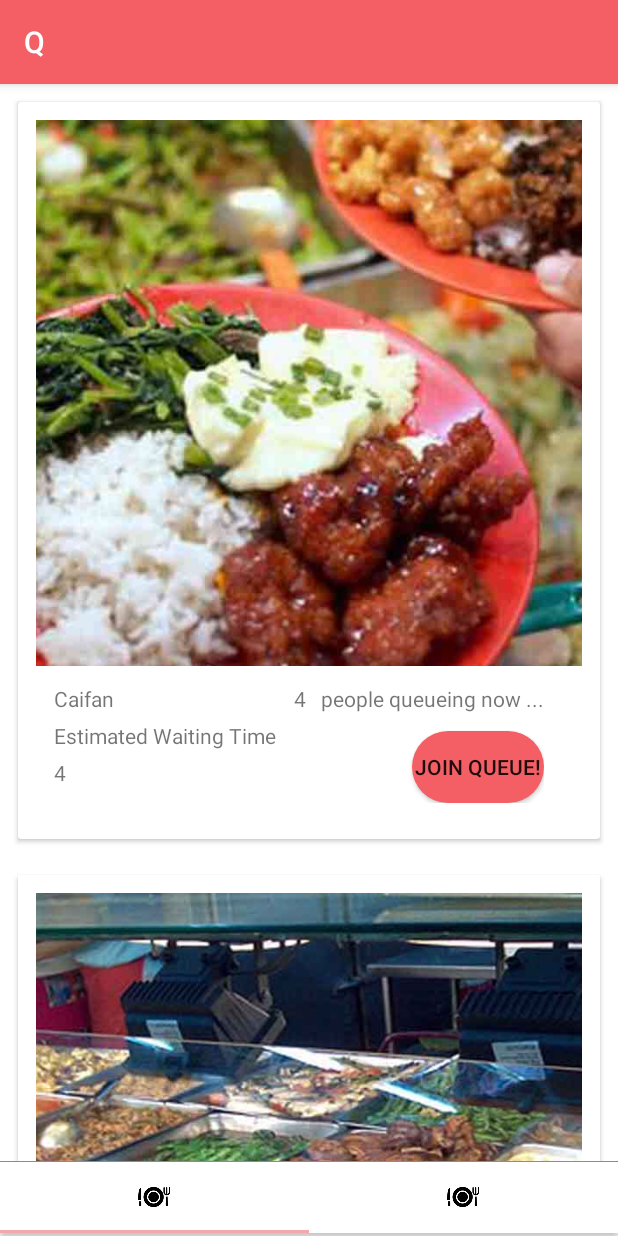
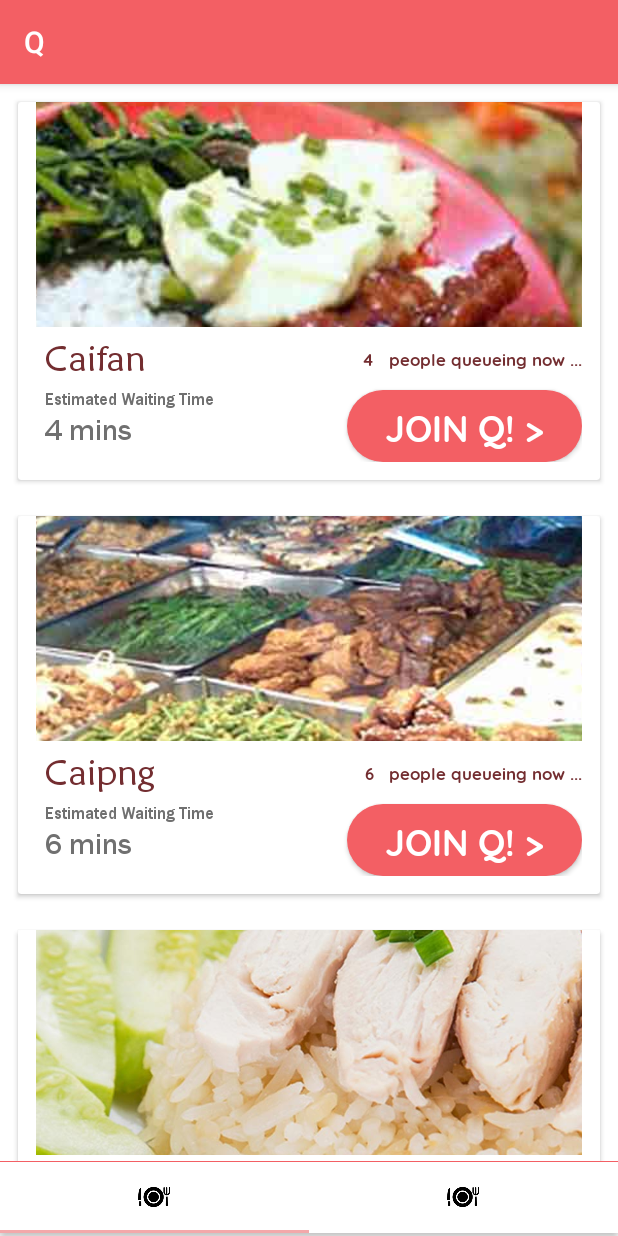
Before and after one commit to lyqht/Q, an Android app: the screen it shows after launch (Cust_MainActivity), on a phone screen of 412 x 824 dp. Run offline under Robolectric (Android 15) with nearby library versions, the phone set to English and light mode, and no system bars; pictures from the network do not load.

```diff
--- a/app/src/main/AndroidManifest.xml
+++ b/app/src/main/AndroidManifest.xml
@@ -52,11 +52,7 @@
 
         <activity android:name=".Cust_HelpPage" />
         <activity android:name=".Cust_AccInfoSettings" />
-        <activity android:name=".CustCurrentQueues" />
         <activity android:name=".TEMP_Cust_GettingStarted" />
-
-
-
 
         <!-- Merchant Activities -->
         <activity android:name=".TEMP_Merc_GettingStarted" />
--- a/app/src/main/res/layout/cust_list_item.xml
+++ b/app/src/main/res/layout/cust_list_item.xml
@@ -11,10 +11,12 @@
         android:layout_width="match_parent"
         android:layout_height="wrap_content"
         android:orientation="vertical"
-        android:padding="12dp">
+        android:paddingLeft="12dp"
+        android:paddingRight="12dp"
+        android:outlineAmbientShadowColor="@color/colorGrey">
         <ImageView
             android:layout_width="wrap_content"
-            android:layout_height="wrap_content"
+            android:layout_height="150dp"
             android:adjustViewBounds="true"
             android:scaleType="centerCrop"
             android:id="@+id/queueImage"/>
@@ -26,41 +28,58 @@
                 android:layout_width="match_parent"
                 android:layout_height="wrap_content"
                 android:orientation="vertical"
-                android:layout_margin="12dp">
+                android:layout_margin="6dp">
                 <TextView
                     android:layout_width="wrap_content"
                     android:layout_height="wrap_content"
                     android:id="@+id/queueName"
                     android:text="Queue Name"
-                    android:layout_marginBottom="5dp"/>
+                    android:layout_marginBottom="5dp"
+                    style="@style/card_outlet_name"/>
                 <TextView
                     android:layout_width="wrap_content"
                     android:layout_height="wrap_content"
                     android:id="@+id/queueWaitTimeHeader"
-                    android:text="Estimated Waiting Time"
-                    android:layout_marginBottom="5dp"/>
+                    android:text="@string/estimated_waiting_time"
+                    style="@style/card_estimated_time_header" />
+                <LinearLayout
+                    android:layout_width="match_parent"
+                    android:layout_height="wrap_content"
+                    android:orientation="horizontal">
                 <TextView
                     android:layout_width="wrap_content"
                     android:layout_height="wrap_content"
-                    android:text="0"
+                    android:text="24"
                     android:id="@+id/queueWaitTime"
+                    style="@style/card_estimated_time"
                     android:layout_marginBottom="5dp"/>
+                    <TextView
+                        android:id="@+id/minutes"
+                        android:layout_width="wrap_content"
+                        android:layout_height="wrap_content"
+                        android:text="mins"
+                        android:layout_marginLeft="4dp"
+                        style="@style/card_estimated_time" />
+                </LinearLayout>
             </LinearLayout>
-            <LinearLayout
+            <RelativeLayout
                 android:layout_width="match_parent"
                 android:layout_height="wrap_content"
                 android:orientation="vertical"
                 android:layout_marginTop="12dp"
                 android:layout_marginBottom="12dp">
                 <LinearLayout
+                    android:id="@+id/queueNumPeopleLayout"
                     android:layout_width="wrap_content"
                     android:layout_height="wrap_content"
                     android:orientation="horizontal"
+                    android:layout_alignParentRight="true"
                     android:layout_marginBottom="12dp">
                     <TextView
                         android:layout_width="wrap_content"
                         android:layout_height="wrap_content"
                         android:id="@+id/queueNumPeople"
+                        style="@style/queueing_now"
                         android:text="0"
                          />
                     <TextView
@@ -68,23 +87,23 @@
                         android:layout_height="wrap_content"
                         android:id="@+id/queueNumPeopleHeader"
                         android:text="@string/queueing"
+                        style="@style/queueing_now"
                         android:layout_marginLeft="10dp" />
                 </LinearLayout>
                 <Button
-                    android:id="@+id/button_join_queue"
                     android:layout_width="wrap_content"
                     android:layout_height="wrap_content"
                     android:background="@drawable/primary_float_button"
+                    android:paddingLeft="25dp"
+                    android:paddingRight="25dp"
                     android:layout_gravity="end"
-                    android:text="@string/join_queue_floating"
-                    />
-            </LinearLayout>
+                    android:layout_alignParentRight="true"
+                    android:layout_below="@id/queueNumPeopleLayout"
+                    android:text="Join Q! >"
+                    style="@style/recyclerJoinQ" />
+            </RelativeLayout>
 
         </LinearLayout>
-
-
-
-
     </LinearLayout>
 
 </android.support.v7.widget.CardView>
--- a/app/src/main/res/values/strings.xml
+++ b/app/src/main/res/values/strings.xml
@@ -43,7 +43,7 @@ Be it a quick bite to fill up that tummy during lunch, a chill down bar snack do
     <string name="skip_queue_formation">Skip Queue Formation</string>
 
     <!-- Strings related to queues -->
-    <string name="Food_and_Beverage">F n B</string>
+    <string name="Food_and_Beverage">F &#38; B</string>
     <string name="estimated_waiting_time">Estimated Waiting Time</string>
     <string name="queueing">people queueing now ...</string>
     <string name="queue_size_limit">Queue Size Limit</string>
--- a/app/src/main/res/values/styles.xml
+++ b/app/src/main/res/values/styles.xml
@@ -6,12 +6,12 @@
         <item name="colorPrimaryDark">@color/colorPrimaryDark</item>
         <item name="colorAccent">@color/colorAccent</item>
     </style>
+
     <!-- Toolbar Title style -->
     <style name="toolbar_title">
         <item name="android:textColor">@color/colorWhite</item>
         <item name="android:fontFamily">@font/maian</item>
         <item name="android:textSize">24dp</item>
-
     </style>
 
     <!-- Button Styles -->
@@ -30,11 +30,16 @@
         <item name="android:textColor">@color/colorWhite</item>
         <item name="android:fontFamily">@font/quicksand_regular</item>
     </style>
+    <style name="recyclerJoinQ">
+        <item name="android:textSize">24dp</item>
+        <item name="android:textColor">@color/colorWhite</item>
+        <item name="android:fontFamily">@font/quicksand_bold</item>
+    </style>
 
     <!-- Commonly used styles -->
     <style name="queueing_now">
-        <item name="android:textSize">16dp</item>
-        <item name="android:textColor">@color/colorGrey</item>
+        <item name="android:textSize">11dp</item>
+        <item name="android:textColor">@color/colorSecondaryDark</item>
         <item name="android:fontFamily">@font/quicksand_bold</item>
     </style>
 
@@ -53,10 +58,21 @@
     </style>
 
     <style name="card_outlet_name">
-        <item name="android:textSize">24sp</item>
-        <item name="android:textColor">@color/colorPrimary</item>
-        <item name="android:textStyle">italic</item>"
+        <item name="android:textSize">24dp</item>
+        <item name="android:textColor">@color/colorSecondaryDark</item>
+        <item name="android:fontFamily">@font/maian</item>
     </style>
+    <style name="card_estimated_time">
+        <item name="android:textSize">20dp</item>
+        <item name="android:textColor">@color/colorGrey</item>
+        <item name="android:fontFamily">@font/fran_regular</item>
+    </style>
+    <style name="card_estimated_time_header">
+        <item name="android:textSize">11dp</item>
+        <item name="android:textColor">@color/colorGrey</item>
+        <item name="android:fontFamily">@font/fran_regular</item>
+    </style>
+
 
     <!-- Stall Desc Styles -->
     <style name="stall_desc_name">
```
